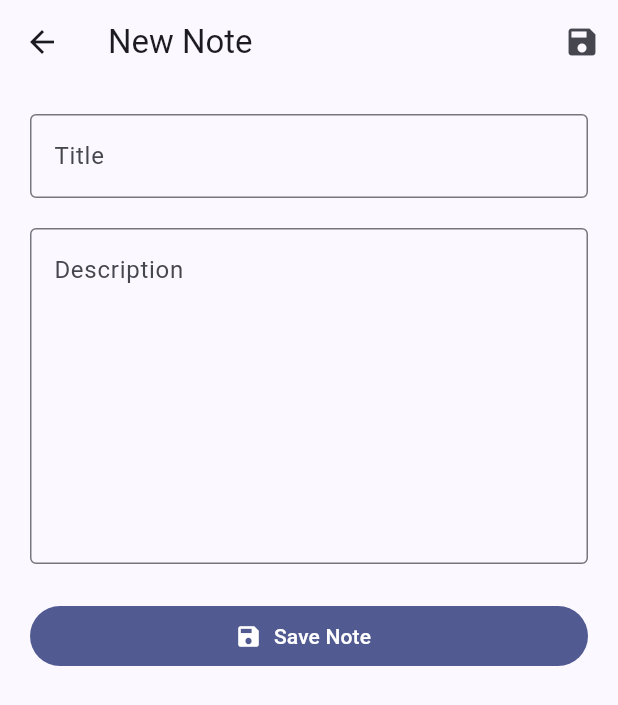
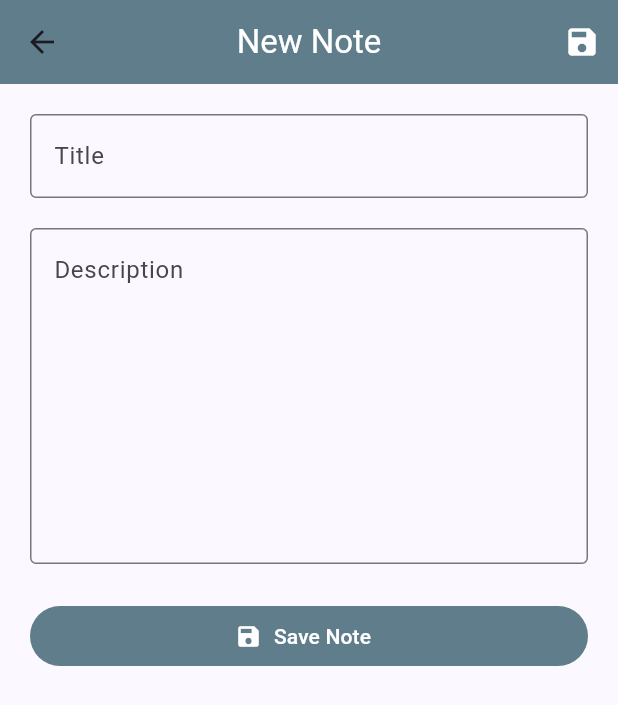
Before and after one commit to arafat-netul10/mynote, a Flutter app: the screen it shows once a user with an empty profile is signed in, after a tap on "Add Note", on a phone screen of 412 x 824 dp. Shown: the top 705 px of the screen. Run offline on Flutter 3.47's test engine with Material 3 defaults, Android fonts, the phone set to English and light mode, and no system bars; our stand-ins replace cloud_firestore, firebase_auth, firebase_core, google_sign_in; accounts and stored records are empty.

Commit message:
UI Updated

```diff
--- a/lib/main.dart
+++ b/lib/main.dart
@@ -2,7 +2,7 @@
 import 'package:flutter/material.dart';
 import 'package:firebase_core/firebase_core.dart';
 import 'package:provider/provider.dart';
-import 'package:mynote/screens/auth_gate.dart';
+import 'package:mynote/services/auth/auth_gate.dart';
 
 import 'firebase_options.dart';
 
--- a/lib/models/app_user_model.dart
+++ b/lib/models/app_user_model.dart
@@ -1,27 +1,30 @@
-class AppUserModel {
 
-  final String id;
+import 'base_model.dart';
+
+class AppUserModel extends BaseModel {
   final String email;
   final String displayName;
 
-  const AppUserModel({required this.id, required this.email, required this.displayName,});
+  const AppUserModel({
+    required super.id,
+    required this.email,
+    required this.displayName,
+  });
 
-  factory AppUserModel.fromMap(Map<String, dynamic> map){
+  factory AppUserModel.fromMap(Map<String, dynamic> map) {
     return AppUserModel(
-        id: map["id"] as String? ?? "",
-        email: map["email"] as String? ?? "",
-        displayName: map["displayName"] as String? ?? "",
-
-      );
+      id: map['id'] as String? ?? '',
+      email: map['email'] as String? ?? '',
+      displayName: map['displayName'] as String? ?? '',
+    );
   }
 
-  Map<String, dynamic> toMap(){
-
+  @override
+  Map<String, dynamic> toMap() {
     return {
       'id': id,
       'email': email,
-      'displayName': displayName
+      'displayName': displayName,
     };
+  }
 }
-
-}
--- /dev/null
+++ b/lib/models/base_model.dart
@@ -0,0 +1,8 @@
+
+abstract class BaseModel {
+  final String id;
+
+  const BaseModel({required this.id});
+
+  Map<String, dynamic> toMap();
+}
--- a/lib/models/note_model.dart
+++ b/lib/models/note_model.dart
@@ -1,15 +1,17 @@
 
 import 'package:cloud_firestore/cloud_firestore.dart';
 
-class NoteModel {
-  final String id;
+import 'base_model.dart';
+
+class NoteModel extends BaseModel{
+
   final String title;
   final String description;
   final DateTime createdAt;
   final DateTime updatedAt;
 
   const NoteModel({
-    required this.id,
+    required super.id,
     required this.title,
     required this.description,
     required this.createdAt,
@@ -42,6 +44,7 @@ class NoteModel {
     throw FormatException('Invalid date value: $value');
   }
 
+  @override
   Map<String, dynamic> toMap() {
     return {
       'id': id,
--- a/lib/screens/home_screen.dart
+++ b/lib/screens/home_screen.dart
@@ -70,12 +70,14 @@ class _HomeScreenState extends State<HomeScreen> {
 
     return Scaffold(
       appBar: AppBar(
-        title: const Text('MyNote'),
+        title: const Text('My Note',style: TextStyle(color: Colors.white),),
+        centerTitle: true,
+        backgroundColor: Colors.blueGrey,
         actions: [
           IconButton(
             tooltip: 'Logout',
             onPressed: _logout,
-            icon: const Icon(Icons.logout),
+            icon: const Icon(Icons.logout, color: Colors.white,),
           ),
         ],
       ),
--- a/lib/screens/note_detail_screen.dart
+++ b/lib/screens/note_detail_screen.dart
@@ -105,17 +105,19 @@ class _NoteDetailScreenState extends State<NoteDetailScreen> {
 
     return Scaffold(
       appBar: AppBar(
-        title: const Text('Note Details'),
+        title: const Text('Note Details', style: TextStyle(color: Colors.white),),
+        centerTitle: true,
+        backgroundColor: Colors.blueGrey,
         actions: [
           IconButton(
             tooltip: 'Edit',
             onPressed: _editNote,
-            icon: const Icon(Icons.edit_outlined),
+            icon: const Icon(Icons.edit_outlined, color: Colors.white,),
           ),
           IconButton(
             tooltip: 'Delete',
             onPressed: _deleteNote,
-            icon: const Icon(Icons.delete_outline),
+            icon: const Icon(Icons.delete_outline,color: Colors.white,),
           ),
         ],
       ),
@@ -131,12 +133,12 @@ class _NoteDetailScreenState extends State<NoteDetailScreen> {
             const SizedBox(height: 12),
             Text(
               'Created: ${dateFormat.format(_note.createdAt)}',
-              style: Theme.of(context).textTheme.bodySmall,
+              style: TextStyle(fontSize: 12, color: Colors.grey),
             ),
             const SizedBox(height: 4),
             Text(
               'Updated: ${dateFormat.format(_note.updatedAt)}',
-              style: Theme.of(context).textTheme.bodySmall,
+              style: TextStyle(fontSize: 12, color: Colors.grey),
             ),
             const Divider(height: 32),
             Text(
--- a/lib/screens/note_editor_screen.dart
+++ b/lib/screens/note_editor_screen.dart
@@ -119,12 +119,14 @@ class _NoteEditorScreenState extends State<NoteEditorScreen> {
   Widget build(BuildContext context) {
     return Scaffold(
       appBar: AppBar(
-        title: Text(_isEditing ? 'Edit Note' : 'New Note'),
+        title: Text(_isEditing ? 'Edit Note' : 'New Note', style: TextStyle(color: Colors.white),),
+        centerTitle: true,
+        backgroundColor: Colors.blueGrey,
         actions: [
           IconButton(
             tooltip: 'Save',
             onPressed: _isSaving ? null : _saveNote,
-            icon: const Icon(Icons.save),
+            icon: const Icon(Icons.save, color: Colors.white,),
           ),
         ],
       ),
@@ -169,6 +171,9 @@ class _NoteEditorScreenState extends State<NoteEditorScreen> {
             ),
             const SizedBox(height: 24),
             FilledButton.icon(
+              style: FilledButton.styleFrom(
+                backgroundColor: Colors.blueGrey
+              ),
               onPressed: _isSaving ? null : _saveNote,
               icon: _isSaving
                   ? const SizedBox(
--- a/lib/screens/auth_gate.dart
+++ b/lib/services/auth/auth_gate.dart
@@ -2,9 +2,9 @@
 import 'package:flutter/material.dart';
 import 'package:provider/provider.dart';
 
-import '../providers/auth_provider.dart';
+import '../../providers/auth_provider.dart';
 import 'sign_in_screen.dart';
-import 'home_screen.dart';
+import '../../screens/home_screen.dart';
 
 class AuthGate extends StatelessWidget {
   const AuthGate({super.key});
--- a/lib/screens/sign_in_screen.dart
+++ b/lib/services/auth/sign_in_screen.dart
@@ -2,7 +2,7 @@
 import 'package:flutter/material.dart';
 import 'package:provider/provider.dart';
 
-import '../../providers/auth_provider.dart';
+import '../../../providers/auth_provider.dart';
 import 'sign_up_screen.dart';
 
 class SignInScreen extends StatefulWidget {
--- a/lib/screens/sign_up_screen.dart
+++ b/lib/services/auth/sign_up_screen.dart
@@ -1,7 +1,7 @@
 import 'package:flutter/material.dart';
 import 'package:provider/provider.dart';
 
-import '../providers/auth_provider.dart';
+import '../../providers/auth_provider.dart';
 import 'sign_in_screen.dart';
 
 class SignUpScreen extends StatefulWidget {
```
